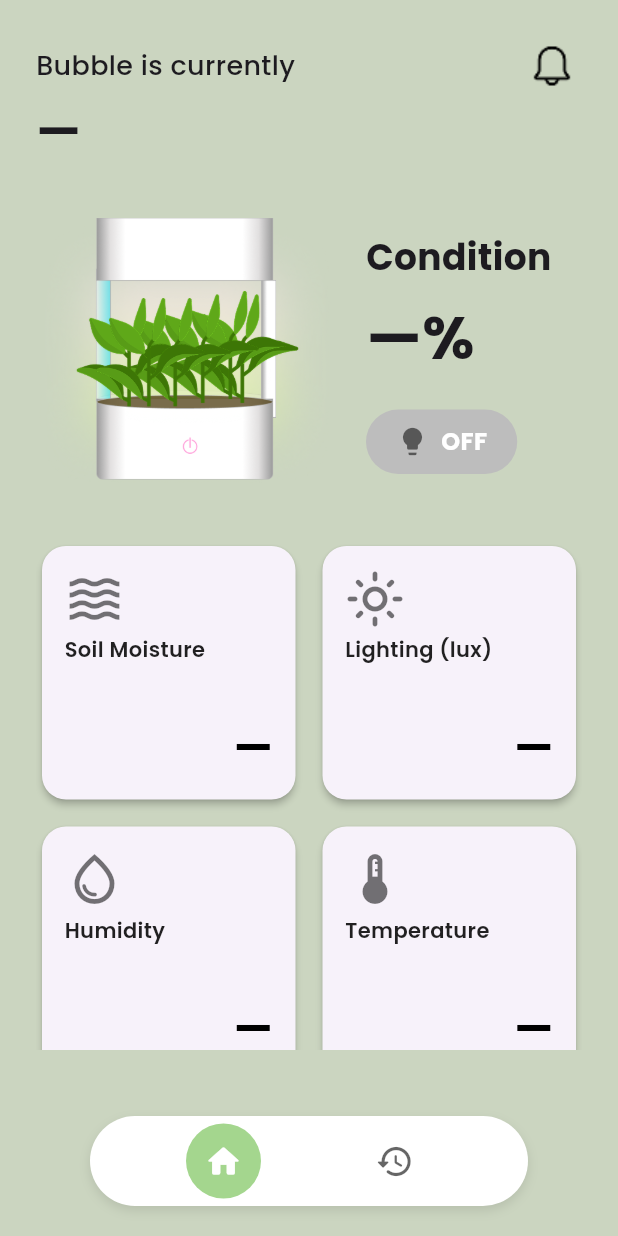
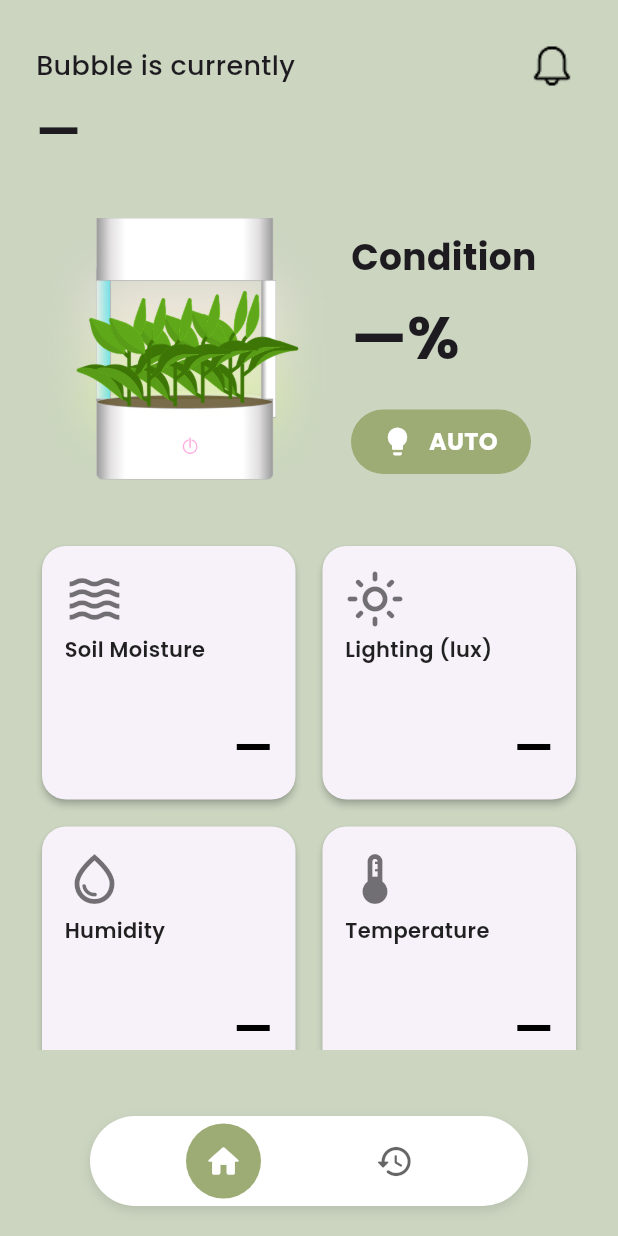
Before and after one commit to Shin-comsci/Growsistant, a Flutter app: the screen it shows once a user with an empty profile is signed in, on a phone screen of 412 x 824 dp. Run offline on Flutter 3.47's test engine with Material 3 defaults, Android fonts, the phone set to English and light mode, and no system bars; our stand-ins replace firebase_auth, firebase_core, google_fonts; missing offline and left inert: mobile_scanner, mqtt_client; accounts and stored records are empty.

Commit message:
add 3 modes of lamp (OFF, AUTO, Always ON)

```diff
--- a/lib/pages/home_page.dart
+++ b/lib/pages/home_page.dart
@@ -29,6 +29,7 @@ class _HomePageState extends State<HomePage> {
   String? tempStatus;
   num? healthPercentage;
   String? emotionStatus;
+  String lightControl = "AUTO";
 
   @override
   void initState() {
@@ -55,6 +56,7 @@ class _HomePageState extends State<HomePage> {
             tempStatus = statusFromPercent(temp ?? 0, high: 30, low: 20, okLabel: 'OK', highLabel: 'Hot', lowLabel: 'Cold');
             hum  = (map['hum']  as num?)?.toDouble();
             humStatus = statusFromPercent(hum ?? 0, high: 70, low: 30, okLabel: 'OK', highLabel: 'Humid', lowLabel: 'Dry');
+            isLightOn = map['lamp'] as bool? ?? false;
             healthPercentage = (calculateHealthPercentage(
               current: soil ?? 0,
               upperThreshold: 600,
@@ -178,7 +180,7 @@ class _HomePageState extends State<HomePage> {
                       ),
                     ),
                   ),
-                  const SizedBox(width: 20),
+                  const SizedBox(width: 10),
 
                   Column(
                     crossAxisAlignment: CrossAxisAlignment.start,
@@ -197,10 +199,18 @@ class _HomePageState extends State<HomePage> {
 
                       GestureDetector(
                         onTap: () async {
-                          setState(() => isLightOn = !isLightOn);
+                          setState(() => lightControl = (lightControl == "AUTO") ? "ON" : (lightControl == "OFF") ? "AUTO" : "OFF");
+                          String msgPayload = '';
+                          if (lightControl == "AUTO") {
+                            msgPayload = '{"light":$isLightOn,"auto_light":true}';
+                          } else if (lightControl == "ON") {
+                            msgPayload = '{"light":true,"auto_light":false}';
+                          } else {
+                            msgPayload = '{"light":false,"auto_light":false}';
+                          }
                           await mqtt.publish(
                             '${mqtt.clientId}/cmd',
-                            '{"light":"${isLightOn ? "ON" : "OFF"}"}',
+                            msgPayload,
                           );
                           await mqtt.publish(
                             '${mqtt.clientId}/cmd',
@@ -209,30 +219,34 @@ class _HomePageState extends State<HomePage> {
                         },
                         child: AnimatedContainer(
                           duration: const Duration(milliseconds: 300),
+                          width: 120,
                           padding: const EdgeInsets.symmetric(horizontal: 20, vertical: 10),
                           decoration: BoxDecoration(
-                            color: isLightOn ? secondary : Colors.grey.shade400,
+                            color: lightControl == 'AUTO' ? primary : lightControl == 'ON' ? yellowPoint : Colors.grey,
                             borderRadius: BorderRadius.circular(30),
                           ),
                           child: Row(
-                            mainAxisSize: MainAxisSize.min,
                             children: [
                               Icon(
                                 Icons.lightbulb,
-                                color: isLightOn ? Colors.white : Colors.black54,
+                                color: Colors.white,
                                 size: 22,
                               ),
                               const SizedBox(width: 8),
-                              Text(
-                                isLightOn ? "ON" : "OFF",
-                                style: const TextStyle(
-                                  fontSize: 16,
-                                  fontWeight: FontWeight.bold,
-                                  color: Colors.white,
+                              Expanded(
+                                child: Text(
+                                  lightControl,
+                                  textAlign: TextAlign.center,
+                                  style: const TextStyle(
+                                    fontSize: 16,
+                                    fontWeight: FontWeight.bold,
+                                    color: Colors.white,
+                                  ),
                                 ),
                               ),
                             ],
                           ),
+
                         ),
                       ),
                     ],
@@ -262,7 +276,7 @@ class _HomePageState extends State<HomePage> {
                       lightText,
                       '/lighting',
                       Icons.light_mode_outlined,
-                      rate: luxStatus ?? "",
+                      rate: isLightOn ? "Light On" : (luxStatus ?? ""),
                     ),
                     _buildInfoCard(
                       context,
--- a/lib/widgets/bottom_nav_bar.dart
+++ b/lib/widgets/bottom_nav_bar.dart
@@ -1,4 +1,5 @@
 import 'package:flutter/material.dart';
+import 'package:growsistant/theme/constants.dart';
 
 class CustomBottomNavBar extends StatefulWidget {
   final int selectedIndex;
@@ -53,7 +54,7 @@ class _CustomBottomNavBarState extends State<CustomBottomNavBar> {
         width: 50,
         height: 50,
         decoration: BoxDecoration(
-          color: isSelected ? const Color(0xFFA4D68E) : Colors.transparent,
+          color: isSelected ? primary : Colors.transparent,
           shape: BoxShape.circle,
         ),
         child: Icon(
```
